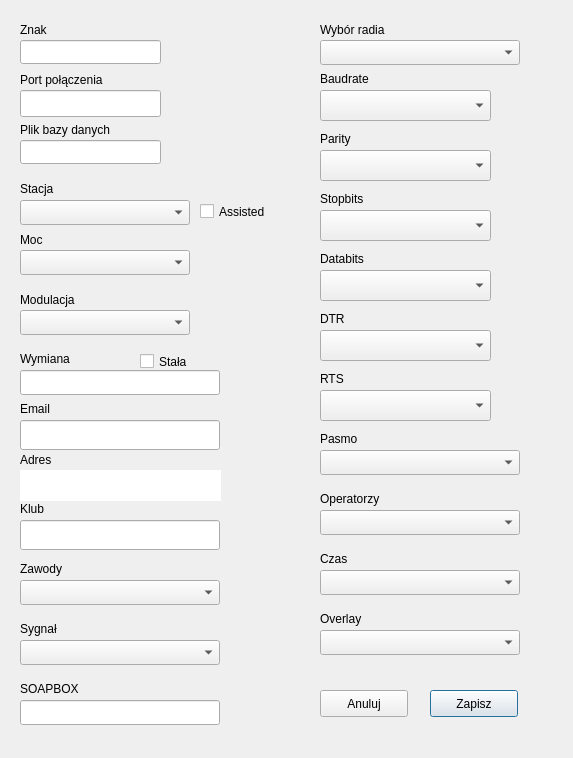
First picture: the form in konfiguracja.ui, repository darvark/CallLogger, before the edit.
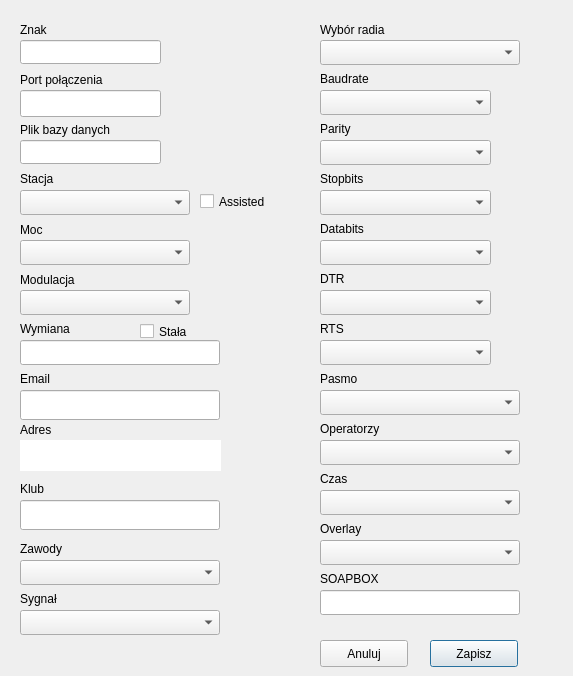
Second picture: the form after the edit.

The edit to the form file:
```diff
--- a/konfiguracja.ui
+++ b/konfiguracja.ui
@@ -7,7 +7,7 @@
     <x>0</x>
     <y>0</y>
     <width>573</width>
-    <height>758</height>
+    <height>676</height>
    </rect>
   </property>
   <property name="windowTitle">
@@ -79,7 +79,7 @@
    <property name="geometry">
     <rect>
      <x>20</x>
-     <y>230</y>
+     <y>220</y>
      <width>58</width>
      <height>20</height>
     </rect>
@@ -92,7 +92,7 @@
    <property name="geometry">
     <rect>
      <x>430</x>
-     <y>690</y>
+     <y>640</y>
      <width>88</width>
      <height>27</height>
     </rect>
@@ -105,7 +105,7 @@
    <property name="geometry">
     <rect>
      <x>320</x>
-     <y>690</y>
+     <y>640</y>
      <width>88</width>
      <height>27</height>
     </rect>
@@ -118,7 +118,7 @@
    <property name="geometry">
     <rect>
      <x>20</x>
-     <y>290</y>
+     <y>270</y>
      <width>84</width>
      <height>20</height>
     </rect>
@@ -144,7 +144,7 @@
    <property name="geometry">
     <rect>
      <x>20</x>
-     <y>470</y>
+     <y>440</y>
      <width>201</width>
      <height>31</height>
     </rect>
@@ -157,7 +157,7 @@
    <property name="geometry">
     <rect>
      <x>20</x>
-     <y>450</y>
+     <y>420</y>
      <width>84</width>
      <height>20</height>
     </rect>
@@ -170,7 +170,7 @@
    <property name="geometry">
     <rect>
      <x>200</x>
-     <y>200</y>
+     <y>190</y>
      <width>100</width>
      <height>23</height>
     </rect>
@@ -183,7 +183,7 @@
    <property name="geometry">
     <rect>
      <x>320</x>
-     <y>430</y>
+     <y>370</y>
      <width>84</width>
      <height>17</height>
     </rect>
@@ -196,7 +196,7 @@
    <property name="geometry">
     <rect>
      <x>20</x>
-     <y>560</y>
+     <y>540</y>
      <width>84</width>
      <height>17</height>
     </rect>
@@ -209,7 +209,7 @@
    <property name="geometry">
     <rect>
      <x>320</x>
-     <y>490</y>
+     <y>420</y>
      <width>91</width>
      <height>17</height>
     </rect>
@@ -222,7 +222,7 @@
    <property name="geometry">
     <rect>
      <x>20</x>
-     <y>180</y>
+     <y>170</y>
      <width>84</width>
      <height>17</height>
     </rect>
@@ -235,7 +235,7 @@
    <property name="geometry">
     <rect>
      <x>320</x>
-     <y>550</y>
+     <y>470</y>
      <width>84</width>
      <height>17</height>
     </rect>
@@ -248,7 +248,7 @@
    <property name="geometry">
     <rect>
      <x>20</x>
-     <y>620</y>
+     <y>590</y>
      <width>84</width>
      <height>17</height>
     </rect>
@@ -261,7 +261,7 @@
    <property name="geometry">
     <rect>
      <x>320</x>
-     <y>610</y>
+     <y>520</y>
      <width>84</width>
      <height>17</height>
     </rect>
@@ -274,7 +274,7 @@
    <property name="geometry">
     <rect>
      <x>20</x>
-     <y>500</y>
+     <y>480</y>
      <width>84</width>
      <height>17</height>
     </rect>
@@ -287,7 +287,7 @@
    <property name="geometry">
     <rect>
      <x>20</x>
-     <y>520</y>
+     <y>500</y>
      <width>200</width>
      <height>30</height>
     </rect>
@@ -297,7 +297,7 @@
    <property name="geometry">
     <rect>
      <x>20</x>
-     <y>400</y>
+     <y>370</y>
      <width>84</width>
      <height>17</height>
     </rect>
@@ -310,7 +310,7 @@
    <property name="geometry">
     <rect>
      <x>20</x>
-     <y>420</y>
+     <y>390</y>
      <width>200</width>
      <height>30</height>
     </rect>
@@ -319,8 +319,8 @@
   <widget class="QLabel" name="label_19">
    <property name="geometry">
     <rect>
-     <x>20</x>
-     <y>680</y>
+     <x>320</x>
+     <y>570</y>
      <width>84</width>
      <height>17</height>
     </rect>
@@ -333,7 +333,7 @@
    <property name="geometry">
     <rect>
      <x>20</x>
-     <y>200</y>
+     <y>190</y>
      <width>170</width>
      <height>25</height>
     </rect>
@@ -343,7 +343,7 @@
    <property name="geometry">
     <rect>
      <x>20</x>
-     <y>250</y>
+     <y>240</y>
      <width>170</width>
      <height>25</height>
     </rect>
@@ -353,7 +353,7 @@
    <property name="geometry">
     <rect>
      <x>20</x>
-     <y>310</y>
+     <y>290</y>
      <width>170</width>
      <height>25</height>
     </rect>
@@ -363,7 +363,7 @@
    <property name="geometry">
     <rect>
      <x>320</x>
-     <y>450</y>
+     <y>390</y>
      <width>200</width>
      <height>25</height>
     </rect>
@@ -373,7 +373,7 @@
    <property name="geometry">
     <rect>
      <x>20</x>
-     <y>580</y>
+     <y>560</y>
      <width>200</width>
      <height>25</height>
     </rect>
@@ -383,7 +383,7 @@
    <property name="geometry">
     <rect>
      <x>320</x>
-     <y>510</y>
+     <y>440</y>
      <width>200</width>
      <height>25</height>
     </rect>
@@ -393,7 +393,7 @@
    <property name="geometry">
     <rect>
      <x>20</x>
-     <y>640</y>
+     <y>610</y>
      <width>200</width>
      <height>25</height>
     </rect>
@@ -403,7 +403,7 @@
    <property name="geometry">
     <rect>
      <x>320</x>
-     <y>570</y>
+     <y>490</y>
      <width>200</width>
      <height>25</height>
     </rect>
@@ -413,7 +413,7 @@
    <property name="geometry">
     <rect>
      <x>320</x>
-     <y>630</y>
+     <y>540</y>
      <width>200</width>
      <height>25</height>
     </rect>
@@ -435,8 +435,8 @@
   <widget class="QLineEdit" name="soapbox">
    <property name="geometry">
     <rect>
-     <x>20</x>
-     <y>700</y>
+     <x>320</x>
+     <y>590</y>
      <width>200</width>
      <height>25</height>
     </rect>
@@ -446,7 +446,7 @@
    <property name="geometry">
     <rect>
      <x>20</x>
-     <y>350</y>
+     <y>320</y>
      <width>84</width>
      <height>17</height>
     </rect>
@@ -459,7 +459,7 @@
    <property name="geometry">
     <rect>
      <x>20</x>
-     <y>370</y>
+     <y>340</y>
      <width>200</width>
      <height>25</height>
     </rect>
@@ -469,7 +469,7 @@
    <property name="geometry">
     <rect>
      <x>140</x>
-     <y>350</y>
+     <y>320</y>
      <width>100</width>
      <height>23</height>
     </rect>
@@ -505,9 +505,9 @@
    <property name="geometry">
     <rect>
      <x>320</x>
-     <y>150</y>
+     <y>140</y>
      <width>171</width>
-     <height>31</height>
+     <height>25</height>
     </rect>
    </property>
   </widget>
@@ -515,7 +515,7 @@
    <property name="geometry">
     <rect>
      <x>320</x>
-     <y>130</y>
+     <y>120</y>
      <width>54</width>
      <height>17</height>
     </rect>
@@ -530,7 +530,7 @@
      <x>320</x>
      <y>90</y>
      <width>171</width>
-     <height>31</height>
+     <height>25</height>
     </rect>
    </property>
   </widget>
@@ -538,9 +538,9 @@
    <property name="geometry">
     <rect>
      <x>320</x>
-     <y>330</y>
+     <y>290</y>
      <width>171</width>
-     <height>31</height>
+     <height>25</height>
     </rect>
    </property>
   </widget>
@@ -548,9 +548,9 @@
    <property name="geometry">
     <rect>
      <x>320</x>
-     <y>390</y>
+     <y>340</y>
      <width>171</width>
-     <height>31</height>
+     <height>25</height>
     </rect>
    </property>
   </widget>
@@ -558,7 +558,7 @@
    <property name="geometry">
     <rect>
      <x>320</x>
-     <y>310</y>
+     <y>270</y>
      <width>54</width>
      <height>17</height>
     </rect>
@@ -571,7 +571,7 @@
    <property name="geometry">
     <rect>
      <x>320</x>
-     <y>370</y>
+     <y>320</y>
      <width>54</width>
      <height>17</height>
     </rect>
@@ -584,9 +584,9 @@
    <property name="geometry">
     <rect>
      <x>320</x>
-     <y>210</y>
+     <y>190</y>
      <width>171</width>
-     <height>31</height>
+     <height>25</height>
     </rect>
    </property>
   </widget>
@@ -594,9 +594,9 @@
    <property name="geometry">
     <rect>
      <x>320</x>
-     <y>270</y>
+     <y>240</y>
      <width>171</width>
-     <height>31</height>
+     <height>25</height>
     </rect>
    </property>
   </widget>
@@ -604,7 +604,7 @@
    <property name="geometry">
     <rect>
      <x>320</x>
-     <y>190</y>
+     <y>170</y>
      <width>54</width>
      <height>17</height>
     </rect>
@@ -617,7 +617,7 @@
    <property name="geometry">
     <rect>
      <x>320</x>
-     <y>250</y>
+     <y>220</y>
      <width>54</width>
      <height>17</height>
     </rect>
```
